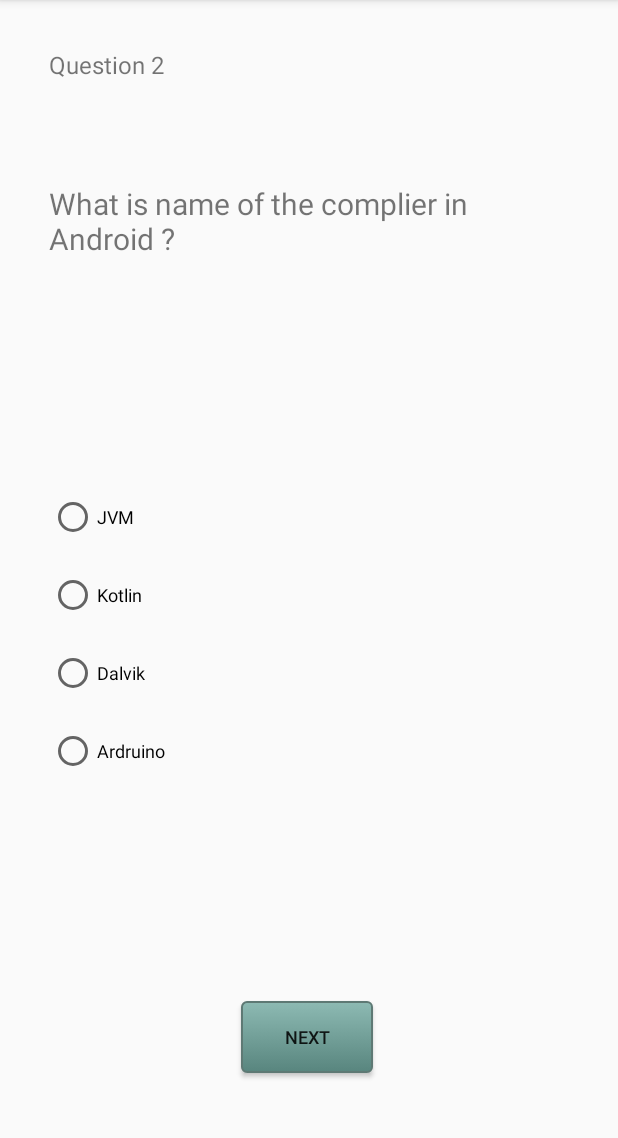
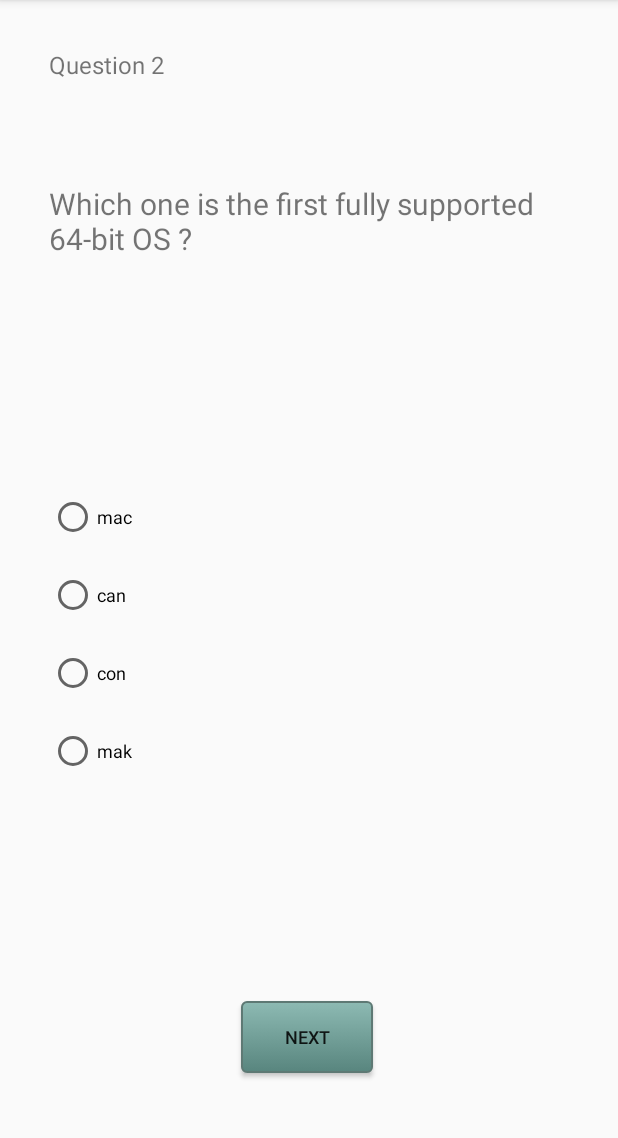
Before and after one commit to vikassoni99/Quiz-App, an Android app: the screen it shows after launch (Question2Activity), after a tap on "NEXT", on a phone screen of 412 x 824 dp, the part 84-1222 px from its top. Run offline under Robolectric (Android 15) with nearby library versions, the phone set to English and light mode, and no system bars.

Commit message:
Values Changed

```diff
--- a/app/src/main/res/values/strings.xml
+++ b/app/src/main/res/values/strings.xml
@@ -5,24 +5,24 @@
     <string name="q2">Question 2</string>
     <string name="q3">Question 3</string>
     <string name="q4">Question 4</string>
-    <string name="question1">What is the latest version of Android ?</string>
-    <string name="question2">What is name of the complier in Android ?</string>
+    <string name="question1">Which one is the first fully supported 64-bit OS ?</string>
+    <string name="question2">Which one is the first fully supported 64-bit OS ?</string>
     <string name="question3">Are You a robot ? If no slide in the range of 50%-70%.</string>
     <string name="question4">Tell us your good name ?</string>
     <string name="button_next">Next</string>
     <string name="hintName">Enter your name...</string>
-    <string name="q1o1">Android Pie</string>
-    <string name="q1o2">Android 10</string>
-    <string name="q1o3">Android Marshmallow</string>
-    <string name="q1o4">Android 11</string>
+    <string name="q1o1">Windows XP</string>
+    <string name="q1o2">Linux</string>
+    <string name="q1o3">Mac</string>
+    <string name="q1o4">Windows Vista</string>
     <string name="button_submit">Submit</string>
     <string name="incorrect">Incorrect</string>
     <string name="correct">Correct</string>
     <string name="empty_text">--</string>
-    <string name="q2o1">JVM</string>
-    <string name="q2o2">Kotlin</string>
-    <string name="q2o3">Dalvik</string>
-    <string name="q2o4">Ardruino</string>
+    <string name="q2o1">mac</string>
+    <string name="q2o2">can</string>
+    <string name="q2o3">con</string>
+    <string name="q2o4">mak</string>
     <string name="points">Points</string>
     <string name="score_heading">SCORE</string>
 </resources>
```
